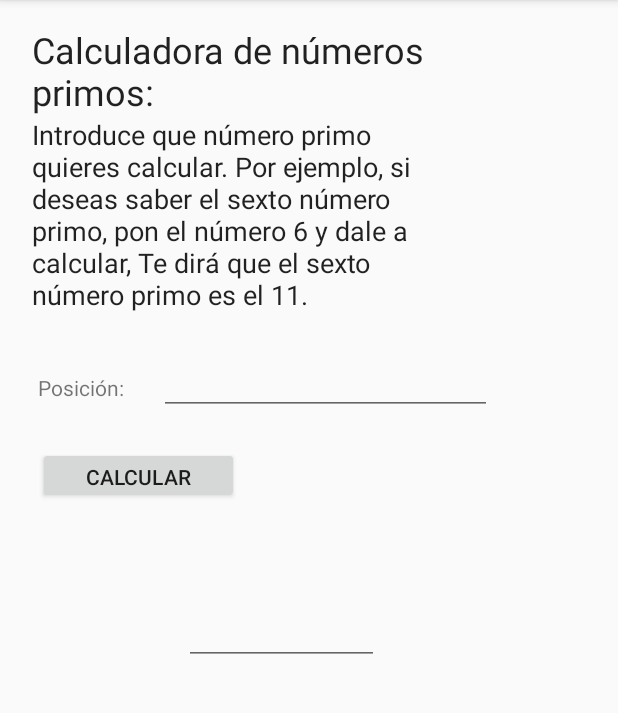
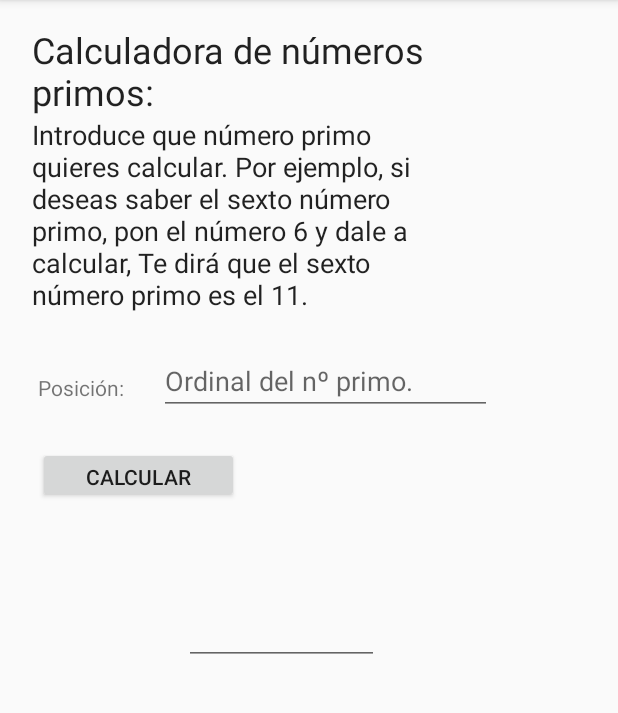
Before and after one commit to chern007/calculadoraPrimos, an Android app: the screen it shows after launch (MainActivity), on a phone screen of 412 x 824 dp, the part 84-797 px from its top. Run offline under Robolectric (Android 15) with nearby library versions, the phone set to English and light mode, and no system bars.

Commit message:
avance2
se ha conseguido hacer funcionar la aplicacion
queda pendiente separar el metodo de calculo en otra clase y meter los parrafos en el string.xml
capturar null en el EditTextbox

```diff
--- a/app/src/main/AndroidManifest.xml
+++ b/app/src/main/AndroidManifest.xml
@@ -9,13 +9,17 @@
         android:roundIcon="@mipmap/ic_launcher_round"
         android:supportsRtl="true"
         android:theme="@style/AppTheme" >
-        <activity android:name=".MainActivity" >
+        <activity android:name=".MainActivity" android:screenOrientation="portrait">
             <intent-filter>
                 <action android:name="android.intent.action.MAIN" />
 
                 <category android:name="android.intent.category.LAUNCHER" />
             </intent-filter>
         </activity>
+
+
+
+
     </application>
 
 </manifest>
--- a/app/src/main/java/com/example/chern007/calculadoraprimos/MainActivity.java
+++ b/app/src/main/java/com/example/chern007/calculadoraprimos/MainActivity.java
@@ -49,7 +49,7 @@ public class MainActivity extends AppCompatActivity {
 
         boolean resto0 = false;
 
-        while (primos.size() < nsimo + 1) {
+        while (primos.size() < nsimo) {
 
             for (int i = 1; i < numerito; i++) {
 
--- a/app/src/main/res/layout/activity_main.xml
+++ b/app/src/main/res/layout/activity_main.xml
@@ -18,7 +18,9 @@
         android:background="@null"
         android:contextClickable="false"
         android:drawableBottom="@android:color/transparent"
+        android:editable="false"
         android:ems="10"
+        android:enabled="true"
         android:inputType="none"
         android:text="Calculadora de números primos:"
         android:textSize="24sp"
@@ -36,6 +38,7 @@
         android:layout_width="324dp"
         android:layout_height="130dp"
         android:background="@null"
+        android:editable="false"
         android:ems="10"
         android:gravity="top"
         android:inputType="none"
@@ -67,7 +70,10 @@
         app:layout_constraintLeft_toRightOf="@+id/lblPosicion"
         android:imeOptions="actionDone"
         android:maxLines="1"
+        android:hint="Ordinal del nº primo."
+        android:cursorVisible="false"
         android:layout_marginLeft="23dp" />
+
 
     <Button
         android:id="@+id/btCalcular"
@@ -85,10 +91,11 @@
         android:layout_height="84dp"
         android:layout_marginLeft="97dp"
         android:layout_marginTop="24dp"
-        android:textSize="40dp"
+        android:editable="false"
         android:ems="10"
         android:gravity="center_horizontal"
         android:inputType="none"
+        android:textSize="40dp"
         app:layout_constraintLeft_toLeftOf="@+id/btCalcular"
         app:layout_constraintTop_toBottomOf="@+id/btCalcular" />
 
```
